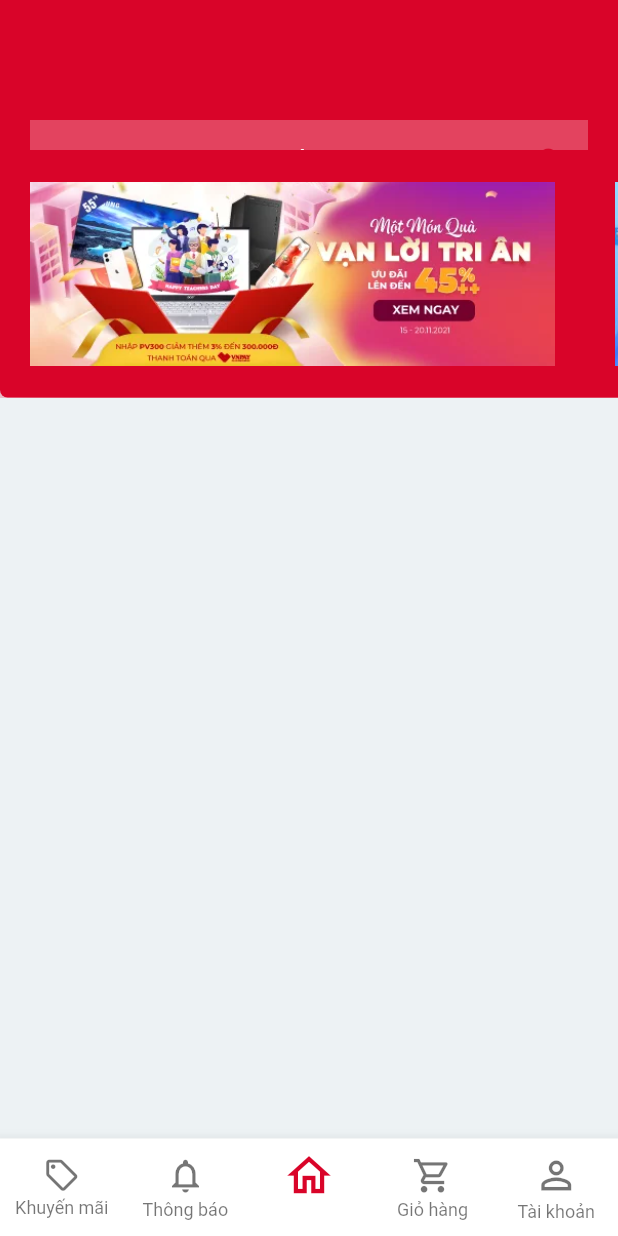
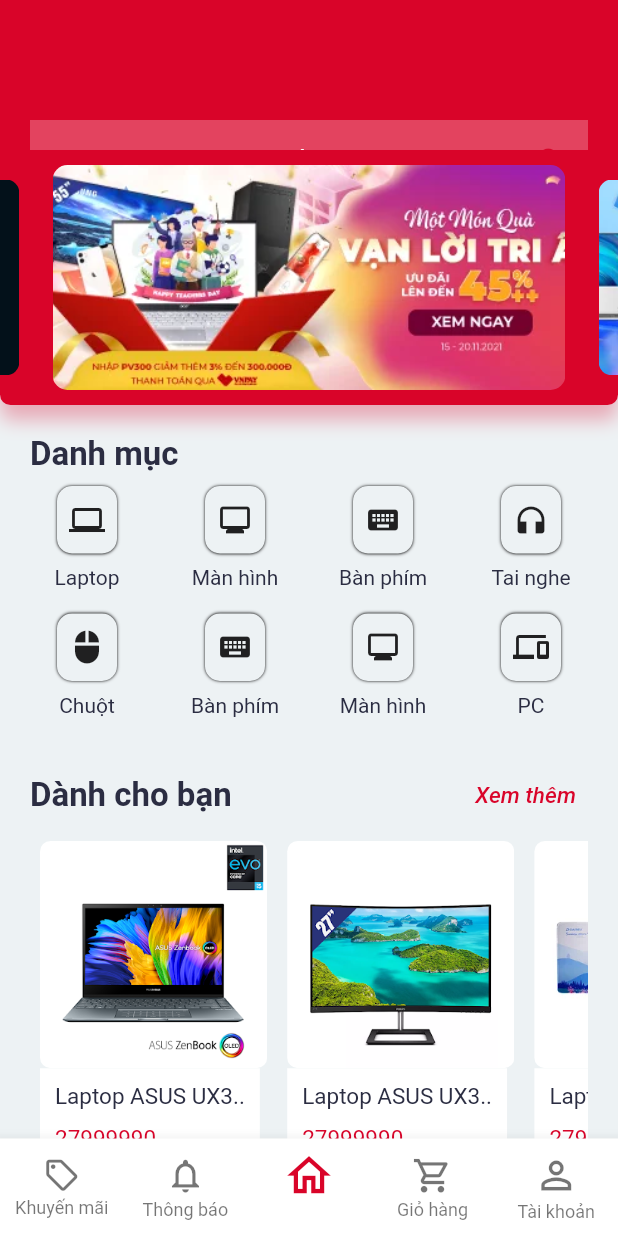
Before and after one commit to ChienVan01/project_android, a Flutter app: the screen it shows after launch, on a phone screen of 412 x 824 dp. Run offline on Flutter 3.47's test engine with Material 2 defaults, Android fonts, the phone set to English and light mode, and no system bars; drawn by our look-alikes of carousel_slider; our stand-ins replace getwidget.

Commit message:
Done home screen

```diff
--- a/lib/screens/home/components/body.dart
+++ b/lib/screens/home/components/body.dart
@@ -1,9 +1,16 @@
 import 'package:flutter/widgets.dart';
-import 'package:project_android/constants.dart';
 import 'package:project_android/screens/home/components/banner.dart';
+import 'package:project_android/screens/home/components/list_category.dart';
+import 'package:project_android/screens/home/components/list_product.dart';
 
-Widget body() {
+Widget body(context) {
   return ListView(
-    children: <Widget>[banner()],
+    children: <Widget>[
+      banner(),
+      listCategory(),
+      const ListProduct(title: 'Dành cho bạn'),
+      const ListProduct(title: 'Đề xuất'),
+      const ListProduct(title: 'Sản phẩm bán chạy'),
+    ],
   );
 }
--- /dev/null
+++ b/lib/screens/home/components/list_product.dart
@@ -0,0 +1,222 @@
+import 'package:flutter/material.dart';
+import 'package:flutter/widgets.dart';
+import 'package:project_android/constants.dart';
+
+class ListProduct extends StatelessWidget {
+  const ListProduct({
+    Key? key,
+    required this.title,
+  }) : super(key: key);
+  final String title;
+  @override
+  Widget build(BuildContext context) {
+    return Container(
+      margin: const EdgeInsets.only(
+          left: defaultPadding, right: defaultPadding, bottom: defaultPadding),
+      child: Column(
+        children: <Widget>[
+          Row(
+            mainAxisAlignment: MainAxisAlignment.spaceBetween,
+            children: <Widget>[
+              Text(
+                title,
+                style: const TextStyle(
+                    color: primaryTextColor,
+                    fontSize: 22,
+                    fontWeight: FontWeight.bold),
+              ),
+              TextButton(
+                onPressed: () {},
+                child: const Text('Xem thêm',
+                    style: TextStyle(
+                        fontSize: 15,
+                        color: primaryColor,
+                        fontStyle: FontStyle.italic)),
+              )
+            ],
+          ),
+          SingleChildScrollView(
+            scrollDirection: Axis.horizontal,
+            child: Row(
+              children: [
+                ProductItem(
+                    name: 'Laptop ASUS UX3..',
+                    image: 'assets/images/product/product01.jpg',
+                    price: 27999990,
+                    priceStock: 0,
+                    press: () {}),
+                ProductItem(
+                    name: 'Laptop ASUS UX3..',
+                    image: 'assets/images/product/product02.jpg',
+                    price: 27999990,
+                    priceStock: 0,
+                    press: () {}),
+                ProductItem(
+                    name: 'Laptop ASUS UX3..',
+                    image: 'assets/images/product/product03.jpg',
+                    price: 27999990,
+                    priceStock: 0,
+                    press: () {}),
+                ProductItem(
+                    name: 'Laptop ASUS UX3..',
+                    image: 'assets/images/product/product04.jpg',
+                    price: 27999990,
+                    priceStock: 0,
+                    press: () {}),
+                ProductItem(
+                    name: 'Laptop ASUS UX3..',
+                    image: 'assets/images/product/product05.jpg',
+                    price: 27999990,
+                    priceStock: 0,
+                    press: () {}),
+              ],
+            ),
+          ),
+        ],
+      ),
+    );
+  }
+}
+
+class ProductItem extends StatelessWidget {
+  const ProductItem({
+    Key? key,
+    required this.name,
+    required this.image,
+    required this.price,
+    required this.priceStock,
+    required this.press,
+  }) : super(key: key);
+
+  final String name, image;
+  final int price, priceStock;
+  final Function press;
+
+  @override
+  Widget build(BuildContext context) {
+    Size size = MediaQuery.of(context).size;
+    return Container(
+      padding: const EdgeInsets.all(defaultPadding / 3),
+      width: size.width * 0.4,
+      child: GestureDetector(
+        onTap: press(),
+        child: Column(
+          mainAxisAlignment: MainAxisAlignment.start,
+          crossAxisAlignment: CrossAxisAlignment.start,
+          children: <Widget>[
+            ClipRRect(
+              borderRadius: BorderRadius.circular(7),
+              child: Image.asset(image),
+            ),
+            // Image.asset(image),
+            Container(
+              padding: const EdgeInsets.all(defaultPadding / 2),
+              decoration: const BoxDecoration(
+                  color: Colors.white,
+                  borderRadius: BorderRadius.only(
+                      bottomLeft: Radius.circular(7),
+                      bottomRight: Radius.circular(7))),
+              child: Column(
+                mainAxisAlignment: MainAxisAlignment.start,
+                crossAxisAlignment: CrossAxisAlignment.start,
+                children: <Widget>[
+                  RichText(
+                    text: TextSpan(
+                      children: [
+                        TextSpan(
+                          text: name,
+                          style: const TextStyle(
+                              fontSize: 15, color: primaryTextColor),
+                        )
+                      ],
+                    ),
+                  ),
+                  Padding(
+                    padding: const EdgeInsets.only(
+                      top: defaultPadding / 2,
+                      bottom: defaultPadding / 2,
+                    ),
+                    child: Text(
+                      '$price',
+                      style: const TextStyle(
+                        fontSize: 15,
+                        color: primaryColor,
+                      ),
+                    ),
+                  ),
+                ],
+              ),
+            )
+          ],
+        ),
+      ),
+    );
+  }
+}
+
+// Widget banner(context) {
+//   return SingleChildScrollView(
+//     scrollDirection: Axis.horizontal,
+//     child: Container(),
+//   );
+// }
+
+// class Banner extends StatefulWidget {
+//   const Banner({Key? key}) : super(key: key);
+
+//   @override
+//   BannerState createState() => BannerState();
+// }
+
+// class BannerState extends State<Banner> {
+//   int curentIndex = 0;
+
+//   Widget img(String imgLink, context) {
+//     return Container(
+//         margin: const EdgeInsets.all(20),
+//         alignment: Alignment.center,
+//         child: Column(
+//           crossAxisAlignment: CrossAxisAlignment.start,
+//           mainAxisAlignment: MainAxisAlignment.start,
+//           children: <Widget>[
+//             Container(
+//               width: MediaQuery.of(context).size.width,
+//               height: 150.0,
+//               child: Swiper(
+//                 onIndexChanged: (i) {
+//                   curentIndex = i;
+//                 },
+//               ),
+//             ),
+//           ],
+//         ));
+//   }
+
+//   @override
+//   Widget build(BuildContext context) {
+//     return Container(
+//       height: 165,
+//       decoration: BoxDecoration(
+//         color: primaryColor,
+//         borderRadius: const BorderRadius.only(
+//           bottomLeft: Radius.circular(5),
+//           bottomRight: Radius.circular(5),
+//         ),
+//         boxShadow: [
+//           BoxShadow(
+//               offset: const Offset(0, 10),
+//               blurRadius: 50,
+//               color: primaryColor.withOpacity(0.7)),
+//         ],
+//       ),
+//       child: Row(
+//         children: <Widget>[
+//           img('assets/images/banner01.png', context),
+//           img('assets/images/banner02.png', context),
+//           img('assets/images/banner03.png', context),
+//           // img(),
+//         ],
+//       ),
+//     );
+//   }
+// }
--- a/lib/screens/home/home_screen.dart
+++ b/lib/screens/home/home_screen.dart
@@ -21,7 +21,7 @@
                   keyboardDismissBehavior:
                       ScrollViewKeyboardDismissBehavior.onDrag,
                   child: appBar(context))),
-          body: body(),
+          body: body(context),
         ));
   }
 }
--- a/lib/screens/main/main_screen.dart
+++ b/lib/screens/main/main_screen.dart
@@ -14,13 +14,17 @@
   int pageIndex = 2;
   List<Widget> pageList = <Widget>[
     const Discount(),
-    const Text('Thông báo',
-        style: TextStyle(fontSize: 30, fontWeight: FontWeight.bold)),
+    const Center(
+      child: Text('Thông báo',
+          style: TextStyle(fontSize: 30, fontWeight: FontWeight.bold)),
+    ),
     const HomeScreen(),
-    const Text('Giỏ hàng',
-        style: TextStyle(fontSize: 30, fontWeight: FontWeight.bold)),
-    const Text('Tài khoản',
-        style: TextStyle(fontSize: 30, fontWeight: FontWeight.bold)),
+    const Center(
+        child: Text('Giỏ hàng',
+            style: TextStyle(fontSize: 30, fontWeight: FontWeight.bold))),
+    const Center(
+        child: Text('Tài khoản',
+            style: TextStyle(fontSize: 30, fontWeight: FontWeight.bold))),
   ];
 
   Widget footer() {
@@ -62,7 +66,7 @@
           secondaryAnimation: secondaryAnimation,
           child: child,
         ),
-        child: Center(child: pageList[pageIndex]),
+        child: pageList[pageIndex],
       ),
       // body: Center(
       //   child: pageList[pageIndex],
--- a/pubspec.yaml
+++ b/pubspec.yaml
@@ -38,6 +38,10 @@
   #package animation 2.0
   animations: ^2.0.0
 
+  #Slide package
+  flutter_swiper: ^1.1.6
+  carousel_slider: ^4.0.0
+
 dev_dependencies:
   flutter_test:
     sdk: flutter
@@ -56,6 +60,7 @@
   uses-material-design: true
   assets:
     - assets/images/
+    - assets/images/product/
   #   - images/a_dot_ham.jpeg
 
   # An image asset can refer to one or more resolution-specific "variants", see
```
Also changed, not shown: lib/screens/home/components/banner.dart (+39 -33 lines), lib/screens/home/components/list_category.dart (added, +68 -0 lines), assets/images/banner03.png, assets/images/product/product01.jpg (added), assets/images/product/product02.jpg (added), assets/images/product/product03.jpg (added), assets/images/product/product04.jpg (added), assets/images/product/product05.jpg (added), lib/screens/home/components/listCategory.dart (deleted), pubspec.lock.
